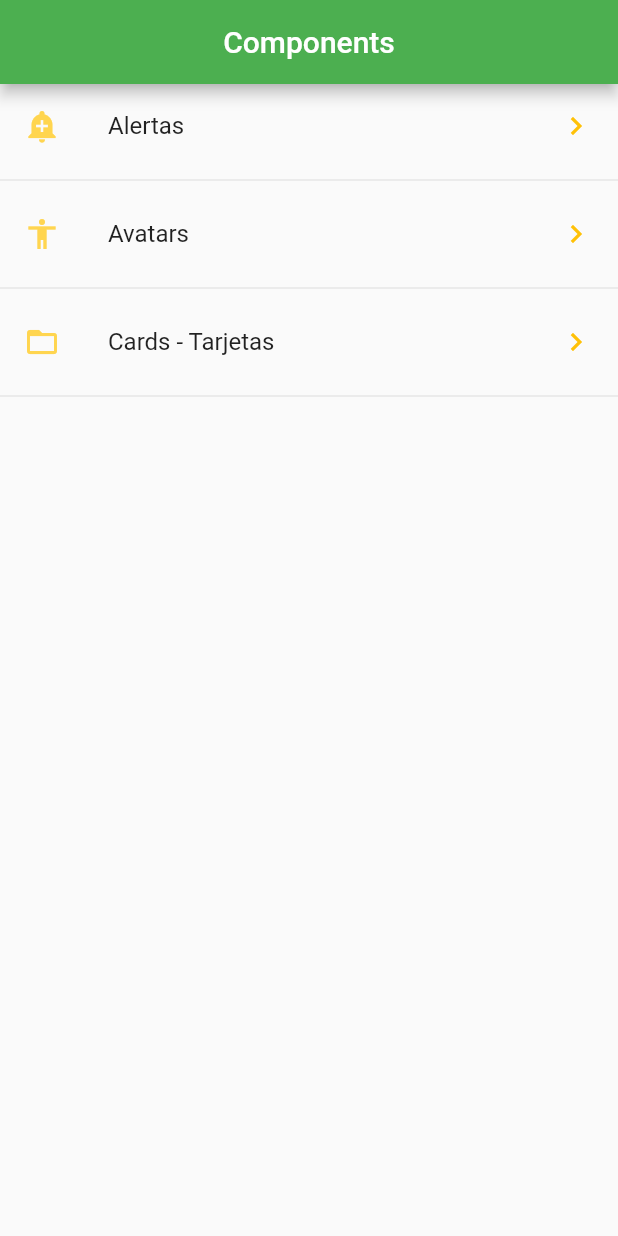
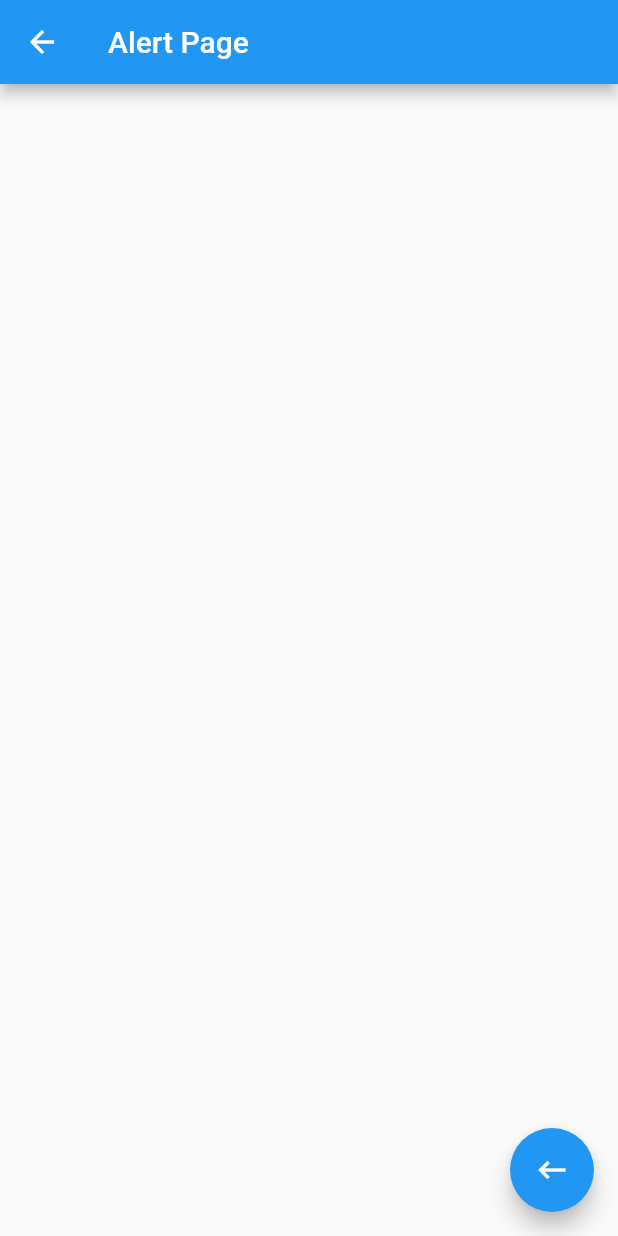
Before and after one commit to jas095/components_app, a Flutter app: the screen it shows after launch, after a tap on "Alertas", on a phone screen of 412 x 824 dp. Run offline on Flutter 3.47's test engine with Material 2 defaults, Android fonts, the phone set to English and light mode, and no system bars.

```diff
--- /dev/null
+++ b/lib/src/pages/alert_page.dart
@@ -0,0 +1,19 @@
+import 'package:flutter/material.dart';
+
+class AlertPage extends StatelessWidget {
+  const AlertPage({Key key}) : super(key: key);
+
+  @override
+  Widget build(BuildContext context) {
+    return Scaffold(
+      appBar: AppBar(
+        title: Text('Alert Page'),
+      ),
+      floatingActionButton: FloatingActionButton(
+          child: Icon(Icons.keyboard_backspace),
+          onPressed: () {
+            Navigator.pop(context);
+          }),
+    );
+  }
+}
--- a/lib/src/pages/home_page.dart
+++ b/lib/src/pages/home_page.dart
@@ -2,6 +2,8 @@ import 'package:flutter/material.dart';
 
 import 'package:components_app/src/providers/menu_provider.dart';
 import 'package:components_app/src/utils/icon_string_util.dart';
+
+import 'package:components_app/src/pages/alert_page.dart';
 
 class HomePage extends StatelessWidget {
   @override
@@ -24,7 +26,7 @@ class HomePage extends StatelessWidget {
       initialData: [],
       builder: (BuildContext context, AsyncSnapshot<List<dynamic>> snapshot) {
         return ListView(
-          children: _listItems(snapshot.data),
+          children: _listItems(snapshot.data, context),
         );
       },
     );
@@ -34,7 +36,7 @@ class HomePage extends StatelessWidget {
     // );
   }
 
-  List<Widget> _listItems(List<dynamic> data) {
+  List<Widget> _listItems(List<dynamic> data, BuildContext context) {
     final List<Widget> options = [];
 
     data.forEach((opt) {
@@ -45,7 +47,12 @@ class HomePage extends StatelessWidget {
           Icons.keyboard_arrow_right,
           color: Colors.amber,
         ),
-        onTap: () {},
+        onTap: () {
+          final route = MaterialPageRoute(
+            builder: (context) => AlertPage(),
+          );
+          Navigator.push(context, route);
+        },
       );
 
       options..add(widgetTemp)..add(Divider());
```
Also changed, not shown: lib/src/pages/avatar_page.dart (added, +14 -0 lines).
